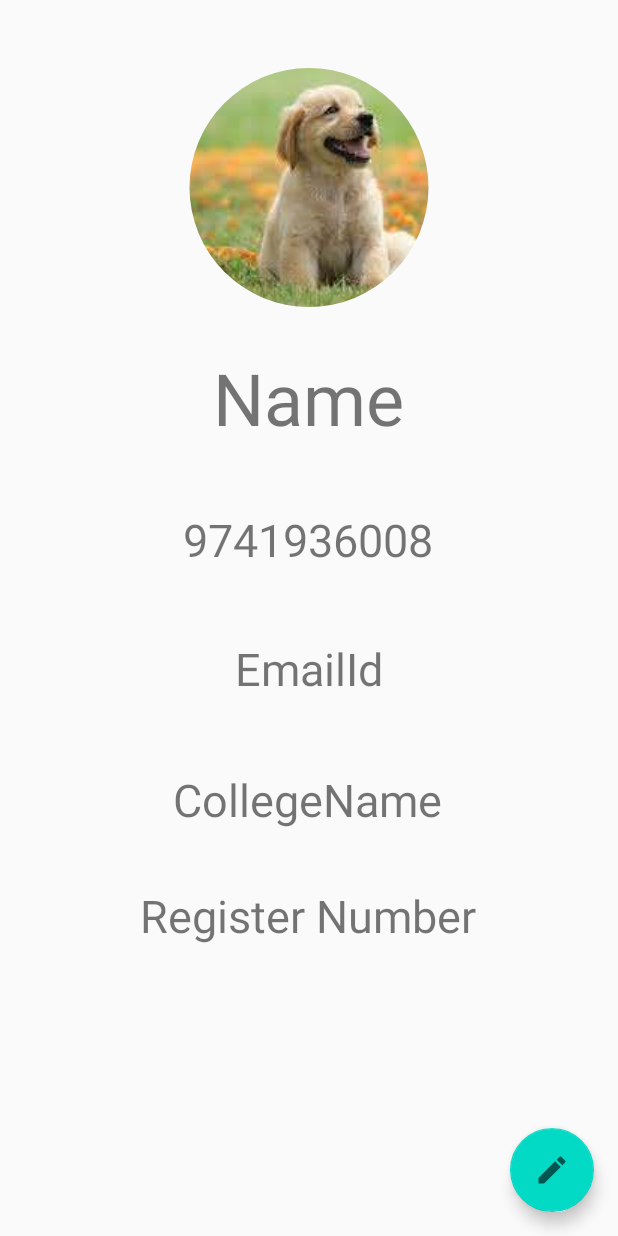
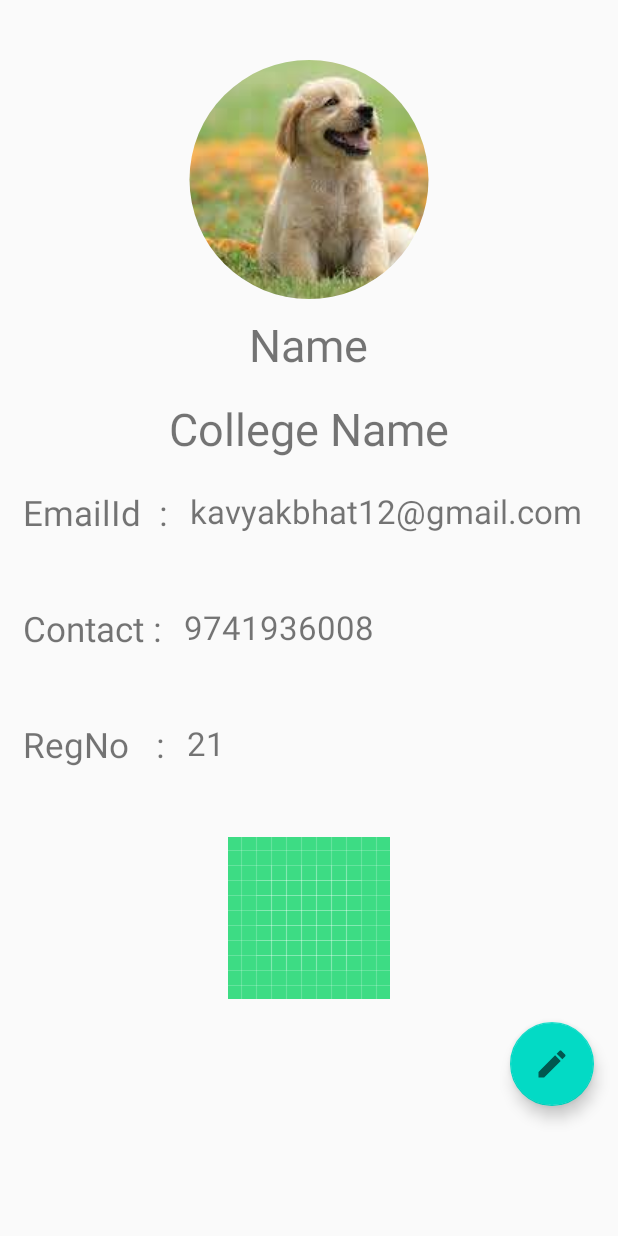
Before and after one commit to Srin01/Uthsav, an Android app: the UserProfileActivity screen opened directly, with no data from a screen before it, on a phone screen of 412 x 824 dp. Run offline under Robolectric (Android 15) with nearby library versions, the phone set to English and light mode, and no system bars; our stand-ins replace CircleImageView.

Commit message:
Changes done in user profile activity

```diff
--- a/app/src/main/AndroidManifest.xml
+++ b/app/src/main/AndroidManifest.xml
@@ -9,7 +9,8 @@
         android:roundIcon="@mipmap/ic_launcher_round"
         android:supportsRtl="true"
         android:theme="@style/AppTheme">
-        <activity android:name=".Activities.Activities.SelectionListActivity"></activity>
+        <activity android:name=".Activities.Activities.SelectedStudentsListActivity"></activity>
+        <activity android:name=".Activities.Activities.SelectionListActivity" />
         <activity android:name=".Activities.Activities.UserProfileActivity" />
         <activity android:name=".Activities.Activities.MessageActivity" />
         <activity android:name=".Activities.Activities.RegistrationActivity" />
--- /dev/null
+++ b/app/src/main/java/com/example/uthsav/Activities/Activities/SelectedStudentsListActivity.java
@@ -0,0 +1,16 @@
+package com.example.uthsav.Activities.Activities;
+
+import androidx.appcompat.app.AppCompatActivity;
+
+import android.os.Bundle;
+
+import com.example.uthsav.R;
+
+public class SelectedStudentsListActivity extends AppCompatActivity {
+
+    @Override
+    protected void onCreate(Bundle savedInstanceState) {
+        super.onCreate(savedInstanceState);
+        setContentView(R.layout.activity_selected_students_list);
+    }
+}
--- a/app/src/main/java/com/example/uthsav/Activities/Activities/SelectionListActivity.java
+++ b/app/src/main/java/com/example/uthsav/Activities/Activities/SelectionListActivity.java
@@ -20,7 +20,7 @@ public class SelectionListActivity extends AppCompatActivity {
     protected void onCreate(Bundle savedInstanceState)
     {
         super.onCreate(savedInstanceState);
-        setContentView(R.layout.activity_imp_notifications);
+        setContentView(R.layout.activity_selection_list);
 
         bindViews();
 
--- /dev/null
+++ b/app/src/main/res/layout/activity_selected_students_list.xml
@@ -0,0 +1,26 @@
+<?xml version="1.0" encoding="utf-8"?>
+<androidx.constraintlayout.widget.ConstraintLayout xmlns:android="http://schemas.android.com/apk/res/android"
+    xmlns:app="http://schemas.android.com/apk/res-auto"
+    xmlns:tools="http://schemas.android.com/tools"
+    android:layout_width="match_parent"
+    android:layout_height="match_parent"
+    tools:context=".Activities.Activities.SelectedStudentsListActivity">
+
+    <TextView
+        android:id="@+id/selectedStudentsList_eventName"
+        android:layout_width="wrap_content"
+        android:layout_height="wrap_content"
+        android:text="Event Name"
+        android:textStyle="bold"
+        android:textSize="25sp"
+        android:layout_marginTop="10dp"
+        android:layout_marginLeft="10dp"
+        app:layout_constraintStart_toStartOf="parent"
+        app:layout_constraintTop_toTopOf="parent" />
+
+    <androidx.recyclerview.widget.RecyclerView
+        android:layout_width="match_parent"
+        android:layout_height="wrap_content"
+        app:layout_constraintBottom_toBottomOf="parent" />
+
+</androidx.constraintlayout.widget.ConstraintLayout>
--- a/app/src/main/res/layout/userprofileactivity.xml
+++ b/app/src/main/res/layout/userprofileactivity.xml
@@ -4,136 +4,173 @@
     xmlns:app="http://schemas.android.com/apk/res-auto"
     xmlns:tools="http://schemas.android.com/tools"
     android:layout_width="match_parent"
-    android:layout_height="match_parent">
+    android:layout_height="match_parent"
+    android:orientation="vertical">
 
 
     <ScrollView
+        android:id="@+id/scrollView"
         android:layout_width="match_parent"
         android:layout_height="match_parent"
+        android:layout_alignParentStart="true"
 
+        android:fillViewport="true"
+        android:gravity="center"
         android:orientation="vertical"
-        android:gravity ="center"
-        android:fillViewport="true"
-        android:layout_alignParentStart="true"
-        android:layout_marginTop="5dp"
-        android:id="@+id/scrollView"
-        tools:ignore="MissingConstraints">
+        tools:ignore="MissingConstraints"
+        >
 
-        <androidx.constraintlayout.widget.ConstraintLayout
+        <LinearLayout
             android:layout_width="match_parent"
             android:layout_height="match_parent"
-            android:gravity="center"
             android:orientation="vertical">
 
             <de.hdodenhof.circleimageview.CircleImageView
-                android:id="@+id/circleImageView"
-
+                android:id="@+id/profilePicture"
                 android:layout_width="wrap_content"
                 android:layout_height="wrap_content"
+                android:layout_marginTop="40dp"
+                android:layout_gravity="center"
+
                 android:src="@drawable/dog"
                 app:layout_constraintEnd_toEndOf="parent"
                 app:layout_constraintStart_toStartOf="parent"
                 app:layout_constraintTop_toTopOf="parent"
-                android:layout_marginTop="40dp"
                 tools:ignore="MissingConstraints" />
 
             <TextView
-                android:id="@+id/textView5"
+                android:id="@+id/Name_textView"
                 android:layout_width="wrap_content"
+                android:layout_height="wrap_content"
 
-                android:layout_height="wrap_content"
+                android:layout_gravity="center"
+                android:layout_marginTop="10dp"
                 android:text="Name"
-                android:textSize="48sp"
-                android:layout_marginTop="10dp"
-                app:layout_constraintBottom_toBottomOf="parent"
-                app:layout_constraintEnd_toEndOf="parent"
-                app:layout_constraintHorizontal_bias="0.498"
-                app:layout_constraintStart_toStartOf="parent"
-                app:layout_constraintTop_toBottomOf="@+id/circleImageView"
-                app:layout_constraintVertical_bias="0.033"
-                tools:ignore="MissingConstraints" />
+                android:textSize="30sp"
+                />
 
             <TextView
-                android:id="@+id/textView6"
+                android:id="@+id/CollegeName_textView"
+                android:layout_width="wrap_content"
+                android:layout_height="wrap_content"
+
+                android:layout_gravity="center"
+                android:layout_marginTop="15dp"
+                android:text="College Name"
+
+                android:textSize="30sp" />
+
+
+            <LinearLayout
+                android:layout_width="match_parent"
+                android:layout_height="wrap_content"
+                android:orientation="horizontal"
+                android:layout_marginTop="20dp">
+
+                <TextView
+                    android:id="@+id/EmailLabel_textView"
+                    android:layout_width="wrap_content"
+                    android:layout_height="wrap_content"
+
+                    android:layout_gravity="left"
+                    android:text="EmailId  :"
+                    android:textSize="23sp"
+                    android:layout_margin="15dp" />
+
+                <TextView
+                    android:id="@+id/EmailId_textView"
+                    android:layout_width="wrap_content"
+                    android:layout_height="wrap_content"
+
+                    android:text="kavyakbhat12@gmail.com"
+                    android:textSize="22sp"
+                    />
+
+            </LinearLayout>
+
+        <LinearLayout
+            android:layout_width="match_parent"
+            android:layout_height="wrap_content"
+            android:orientation="horizontal"
+            android:layout_marginTop="15dp">
+
+                <TextView
+                    android:id="@+id/phoneNumberLabel_textview"
+                    android:layout_width="wrap_content"
+                    android:layout_height="wrap_content"
+                    android:layout_gravity="left"
+                    android:text="Contact :"
+                    android:textSize="23sp"
+                    android:layout_margin="15dp"/>
+
+                <TextView
+                    android:id="@+id/phoneNumber_textview"
                     android:layout_width="wrap_content"
                     android:layout_height="wrap_content"
                     android:text="9741936008"
+                    android:textSize="22sp" />
 
-                android:textSize="30sp"
-                android:layout_marginTop="15dp"
-                app:layout_constraintBottom_toBottomOf="parent"
-                app:layout_constraintEnd_toEndOf="parent"
-                app:layout_constraintHorizontal_bias="0.496"
-                app:layout_constraintStart_toStartOf="parent"
-                app:layout_constraintTop_toBottomOf="@+id/textView5"
-                app:layout_constraintVertical_bias="0.056"
-                tools:ignore="MissingConstraints" />
+        </LinearLayout>
+
+        <LinearLayout
+            android:layout_width="match_parent"
+            android:layout_height="wrap_content"
+            android:orientation="horizontal"
+            android:layout_marginTop="15dp">
 
                 <TextView
-                android:id="@+id/textView7"
+                    android:id="@+id/RegisterNumberLabel_textview"
                     android:layout_width="wrap_content"
+                    android:layout_height="wrap_content"
+                    android:layout_gravity="left"
 
-                android:layout_height="wrap_content"
-                android:text="EmailId"
-                android:textSize="30sp"
-                android:layout_marginTop="15dp"
-                app:layout_constraintBottom_toBottomOf="parent"
-                app:layout_constraintEnd_toEndOf="parent"
-                app:layout_constraintStart_toStartOf="parent"
-                app:layout_constraintTop_toBottomOf="@+id/textView6"
-                app:layout_constraintVertical_bias="0.077" />
+                    android:layout_margin="15dp"
+                    android:text="RegNo   :"
+
+                    android:textSize="23sp"/>
 
 
                 <TextView
-                android:id="@+id/textView8"
-                android:layout_width="wrap_content"
-
-                android:layout_height="wrap_content"
-                android:text="CollegeName"
-                android:textSize="30sp"
-                android:layout_marginTop="15dp"
-                app:layout_constraintBottom_toBottomOf="parent"
-                app:layout_constraintEnd_toEndOf="parent"
-                app:layout_constraintHorizontal_bias="0.497"
-                app:layout_constraintStart_toStartOf="parent"
-                app:layout_constraintTop_toBottomOf="@+id/textView7"
-                app:layout_constraintVertical_bias="0.104" />
-
-            <TextView
+                    android:id="@+id/RegisterNumber_textview"
                     android:layout_width="wrap_content"
                     android:layout_height="wrap_content"
 
-                android:text="Register Number"
-                android:textSize="30sp"
-                android:layout_marginTop="15dp"
+                    android:text="21"
 
-                app:layout_constraintBottom_toBottomOf="parent"
-                app:layout_constraintEnd_toEndOf="parent"
-                app:layout_constraintHorizontal_bias="0.497"
-                app:layout_constraintStart_toStartOf="parent"
-                app:layout_constraintTop_toBottomOf="@+id/textView8"
-                app:layout_constraintVertical_bias="0.098"
-                tools:ignore="MissingConstraints" />
+                    android:textSize="22sp" />
+
+        </LinearLayout>
+
+            <ImageView
+                android:id="@+id/qrCode"
+                android:layout_width="wrap_content"
+                android:layout_height="wrap_content"
+
+                android:src="@drawable/ic_launcher_background"
+                android:layout_gravity="center"
+                android:layout_marginTop="15dp"/>
+
 
             <androidx.recyclerview.widget.RecyclerView
+                android:id="@+id/recyclerView"
                 android:layout_width="wrap_content"
-                android:layout_height="wrap_content"
-                app:layout_constraintBottom_toBottomOf="parent"
-                android:layout_marginTop="15dp"
-                tools:ignore="MissingConstraints" />
+                android:layout_height="wrap_content" />
 
             <com.google.android.material.floatingactionbutton.FloatingActionButton
-                android:layout_width="62dp"
+                android:id="@+id/edit_button"
+                android:layout_width="422dp"
                 android:layout_height="wrap_content"
+                android:layout_gravity="right"
 
+
+                android:layout_marginTop="15dp"
                 android:layout_marginEnd="16dp"
                 android:layout_marginBottom="16dp"
                 android:src="@drawable/edit_icon"
-                app:layout_constraintBottom_toBottomOf="parent"
-                app:layout_constraintEnd_toEndOf="parent" />
+                android:onClick="onClickEditUserProfile"/>
 
 
-        </androidx.constraintlayout.widget.ConstraintLayout>
+        </LinearLayout>
 
     </ScrollView>
 
```
Also changed, not shown: app/src/main/res/layout/activity_selection_list.xml (renamed from app/src/main/res/layout/activity_imp_notifications.xml). Lines whose indentation alone changed are shown as unchanged.
